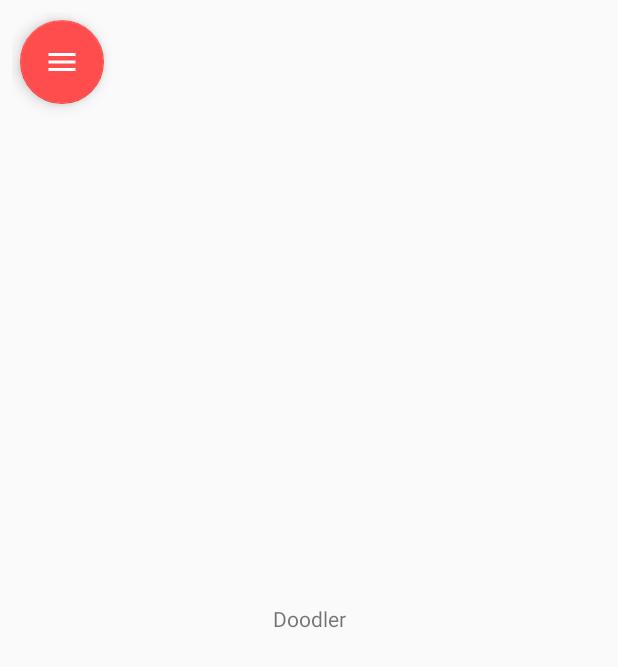
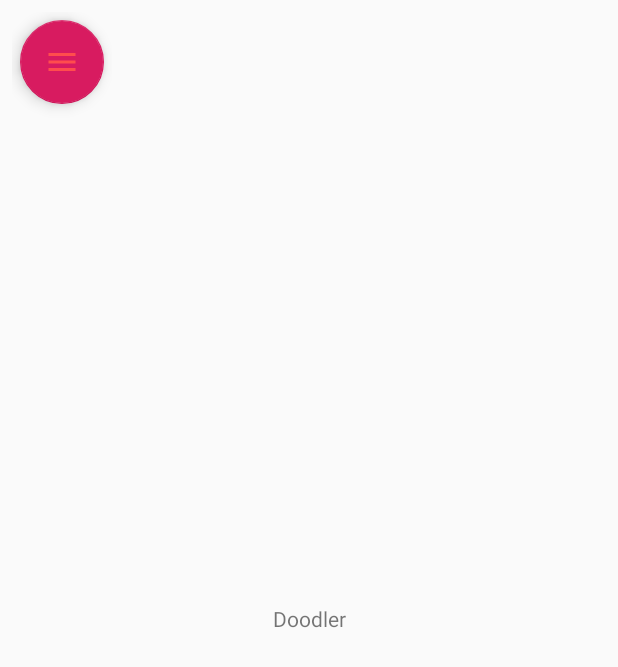
Before and after one commit to kirtan32/kamChaluChhe, an Android app: the screen it shows after launch (Doodler), on a phone screen of 412 x 824 dp. Shown: the top 667 px of the screen. Run offline under Robolectric (Android 15) with nearby library versions, the phone set to English and light mode, and no system bars.

Commit message:
menu tint added

```diff
--- a/app/src/main/res/layout/fragment_menu.xml
+++ b/app/src/main/res/layout/fragment_menu.xml
@@ -23,7 +23,7 @@
             android:layout_height="wrap_content"
             android:layout_margin="5dp"
             app:background="@color/colorPrimary"
-            app:backgroundTint="@color/colorPrimary"
+            app:tint="@color/colorPrimary"
             android:src="@drawable/menu_icon" />
 
         <com.google.android.material.floatingactionbutton.FloatingActionButton
@@ -32,7 +32,7 @@
             android:layout_height="wrap_content"
             android:layout_margin="5dp"
             android:background="@color/colorPrimary"
-            android:foregroundTint="@color/white"
+            android:tint="@color/white"
             android:src="@drawable/doodler_icon"
             app:backgroundTint="@color/colorPrimary"
             app:fabSize="mini" />
@@ -45,7 +45,7 @@
             android:background="@color/colorPrimary"
             android:backgroundTint="@color/colorPrimary"
             android:src="@drawable/object_placer"
-            app:backgroundTint="@color/colorPrimary"
+            app:tint="@color/white"
             app:fabSize="mini" />
 
         <com.google.android.material.floatingactionbutton.FloatingActionButton
@@ -54,7 +54,7 @@
             android:layout_height="wrap_content"
             android:layout_margin="5dp"
             android:background="@color/colorPrimary"
-            android:foregroundTint="@color/white"
+            android:tint="@color/white"
             android:src="@drawable/face_icon"
             app:backgroundTint="@color/colorPrimary"
             app:fabSize="mini" />
@@ -65,7 +65,7 @@
             android:layout_height="wrap_content"
             android:layout_margin="5dp"
             android:background="@color/colorPrimary"
-            android:foregroundTint="@color/white"
+            android:tint="@color/white"
             android:src="@drawable/funmode_icon"
             app:backgroundTint="@color/colorPrimary"
             app:fabSize="mini" />
```
